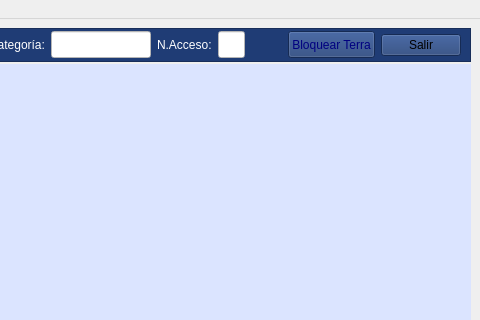
arcnexus/RedFoX, file mainwindow.ui: the form before one commit; both pictures show x 680 to 1160 and y 0 to 320 of the 1160 by 735 pixel window.
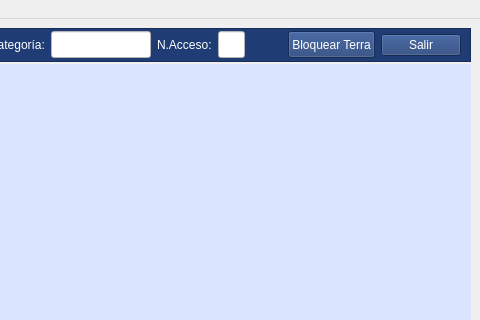
The form after the commit. Icons and pictures are not drawn.

The edit to the form file:
```diff
--- a/mainwindow.ui
+++ b/mainwindow.ui
@@ -1806,7 +1806,7 @@
             </size>
            </property>
            <property name="styleSheet">
-            <string notr="true">color: rgb(0, 0, 128);</string>
+            <string notr="true">color: rgb(255, 255, 255);</string>
            </property>
            <property name="text">
             <string>Bloquear Terra</string>
@@ -1826,7 +1826,7 @@
          <item>
           <widget class="QPushButton" name="btn_salir">
            <property name="styleSheet">
-            <string notr="true"/>
+            <string notr="true">color: rgb(255, 255, 255);</string>
            </property>
            <property name="text">
             <string>Salir</string>
```
Left out of the diff: 120 changed lines with no effect on the pictures.
